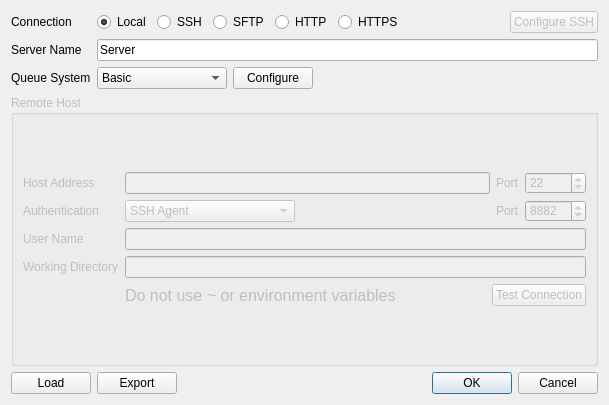
First picture: the form in src/Process/ServerConfigurationDialog.ui, repository nutjunkie/IQmol3, before the edit.
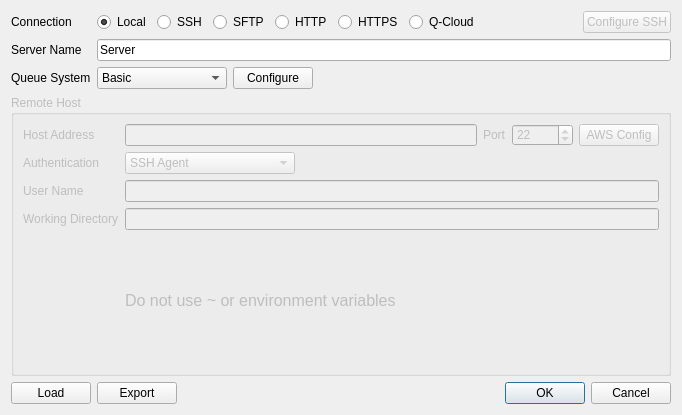
Second picture: the form after the edit.

Commit message: Added ful support for Q-Cloud

```diff
--- a/src/Process/ServerConfigurationDialog.ui
+++ b/src/Process/ServerConfigurationDialog.ui
@@ -9,8 +9,8 @@
    <rect>
     <x>0</x>
     <y>0</y>
-    <width>609</width>
-    <height>405</height>
+    <width>682</width>
+    <height>415</height>
    </rect>
   </property>
   <property name="sizePolicy">
@@ -215,6 +215,13 @@
          </property>
         </widget>
        </item>
+       <item>
+        <widget class="QRadioButton" name="awsRadioButton">
+         <property name="text">
+          <string>Q-Cloud</string>
+         </property>
+        </widget>
+       </item>
        <item>
         <spacer name="horizontalSpacer_2">
          <property name="orientation">
@@ -327,6 +334,13 @@
             </property>
            </widget>
           </item>
+          <item>
+           <widget class="QPushButton" name="awsConfiguration">
+            <property name="text">
+             <string>AWS Config</string>
+            </property>
+           </widget>
+          </item>
          </layout>
         </item>
         <item row="1" column="1">
@@ -385,23 +399,6 @@
             </property>
            </spacer>
           </item>
-          <item>
-           <widget class="QLabel" name="authenticationPortLabel">
-            <property name="text">
-             <string>Port</string>
-            </property>
-           </widget>
-          </item>
-          <item>
-           <widget class="QSpinBox" name="authenticationPort">
-            <property name="maximum">
-             <number>65535</number>
-            </property>
-            <property name="value">
-             <number>8882</number>
-            </property>
-           </widget>
-          </item>
          </layout>
         </item>
         <item row="2" column="1">
@@ -445,13 +442,6 @@
             </property>
            </spacer>
           </item>
-          <item>
-           <widget class="QPushButton" name="testConnectionButton">
-            <property name="text">
-             <string>Test Connection</string>
-            </property>
-           </widget>
-          </item>
          </layout>
         </item>
        </layout>
```
Left out of the diff: 3 changed lines with no effect on the pictures. The commit also changes 41 other files.
